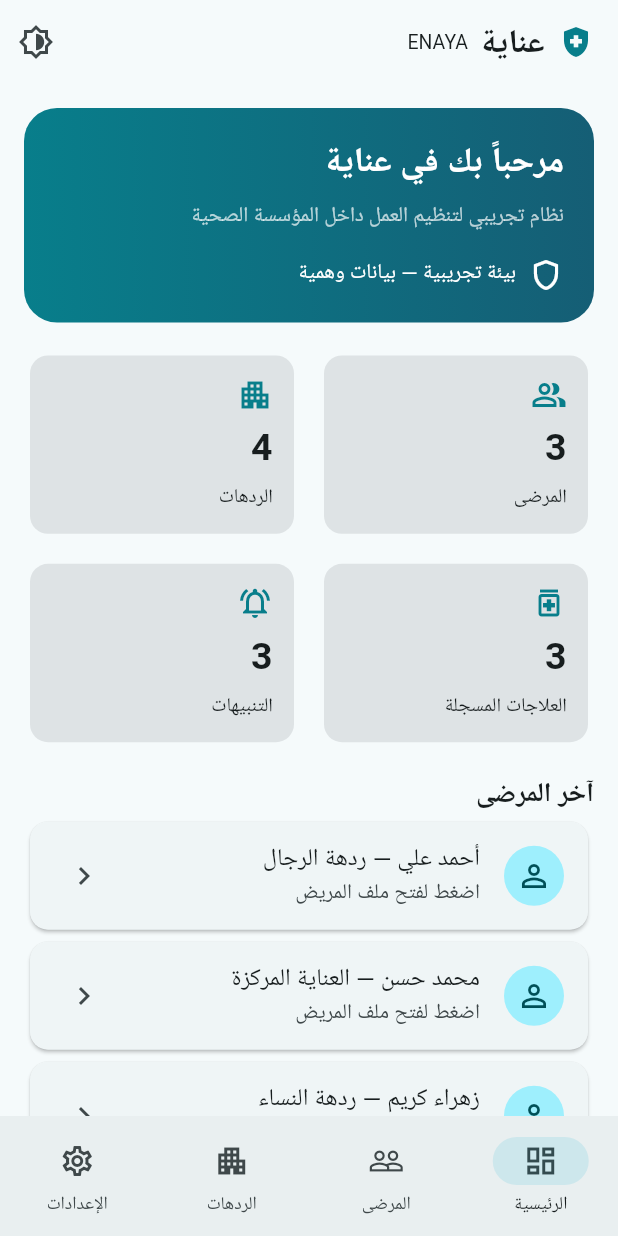
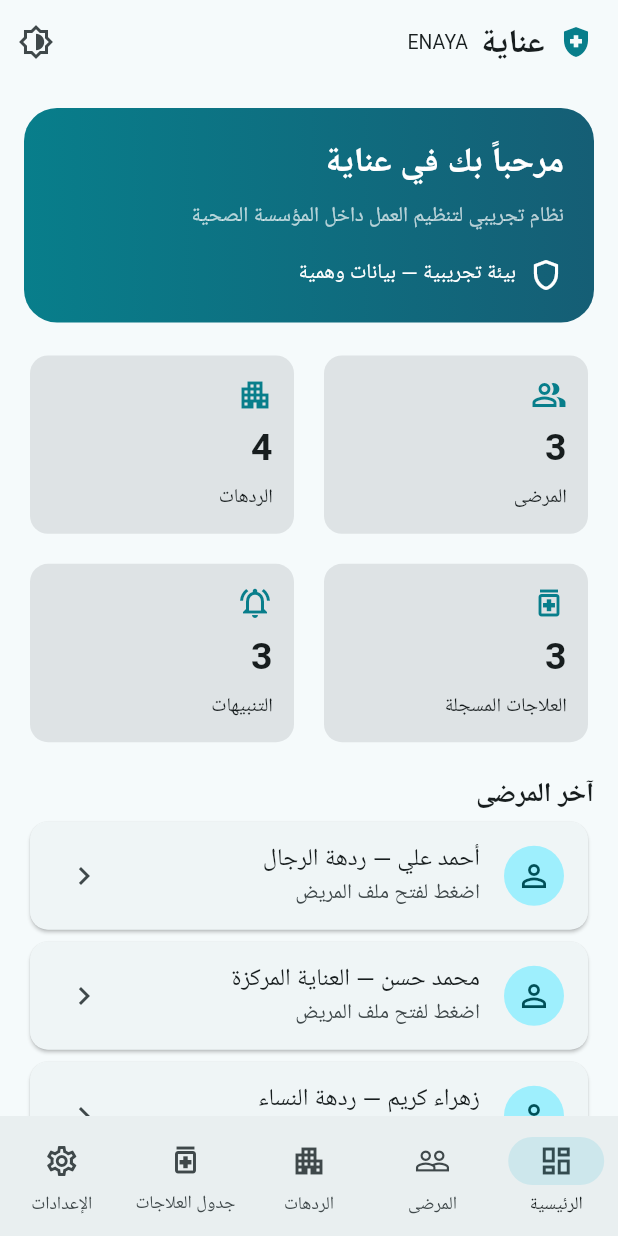
Before and after one commit to tamaralimatham15-maker/Hospital-, a Flutter app: the screen it shows after launch, on a phone screen of 412 x 824 dp. Run offline on Flutter 3.47's test engine with Material 3 defaults, Android fonts, the phone set to English and light mode, and no system bars; our stand-ins replace flutter_local_notifications, image_picker, shared_preferences, timezone.

Commit message:
Add patient treatment details and 12-hour treatment schedule

```diff
--- a/lib/main.dart
+++ b/lib/main.dart
@@ -74,7 +74,7 @@ class _HomePageState extends State<HomePage> {
  Future<void> savePatientPhotos() async {final p=await SharedPreferences.getInstance();await p.setString('careflow_patient_photos',jsonEncode(photosByPatient));}
  Future<void> saveTreatments() async {final p=await SharedPreferences.getInstance();await p.setString('careflow_treatments',jsonEncode(treatmentsByPatient));await p.setStringList('careflow_completed_treatments',completedTreatments.toList());}
  @override Widget build(BuildContext context) {
-  final pages=[dashboard(),patientsPage(),listPage('الردهات والأقسام',wards,Icons.local_hospital_outlined,'إضافة ردهة'),settingsPage()];
+  final pages=[dashboard(),patientsPage(),listPage('الردهات والأقسام',wards,Icons.local_hospital_outlined,'إضافة ردهة'),treatmentsOverviewPage(),settingsPage()];
   return Directionality(textDirection:TextDirection.rtl,child:Scaffold(
    appBar:AppBar(title:const Row(children:[Icon(Icons.health_and_safety,color:Color(0xff087e8b)),SizedBox(width:9),Text('عناية',style:TextStyle(fontWeight:FontWeight.bold)),SizedBox(width:8),Text('ENAYA',style:TextStyle(fontSize:13))]),actions:[IconButton(onPressed:widget.onTheme,icon:const Icon(Icons.brightness_6_outlined))]),
    body:!initialized?const Center(child:CircularProgressIndicator()):SafeArea(child:pages[tab]),
@@ -82,6 +82,7 @@ class _HomePageState extends State<HomePage> {
     NavigationDestination(icon:Icon(Icons.dashboard_outlined),label:'الرئيسية'),
     NavigationDestination(icon:Icon(Icons.people_outline),label:'المرضى'),
     NavigationDestination(icon:Icon(Icons.apartment_outlined),label:'الردهات'),
+    NavigationDestination(icon:Icon(Icons.medication_outlined),label:'جدول العلاجات'),
     NavigationDestination(icon:Icon(Icons.settings_outlined),label:'الإعدادات')])));
  }
  Widget dashboard()=>ListView(padding:const EdgeInsets.all(16),children:[
@@ -92,7 +93,7 @@ class _HomePageState extends State<HomePage> {
   const SizedBox(height:18),
   GridView.count(shrinkWrap:true,physics:const NeverScrollableScrollPhysics(),crossAxisCount:2,crossAxisSpacing:12,mainAxisSpacing:12,childAspectRatio:1.45,children:[
    statCard('المرضى',patients.length.toString(),Icons.people_alt_outlined,onTap:()=>setState(()=>tab=1)),statCard('الردهات',wards.length.toString(),Icons.apartment,onTap:()=>setState(()=>tab=2)),
-   statCard('العلاجات المسجلة',treatmentsByPatient.values.fold<int>(0,(sum,list)=>sum+list.length).toString(),Icons.medication_outlined,onTap:showTreatmentsOverview),statCard('التنبيهات',treatmentsByPatient.values.fold<int>(0,(sum,list)=>sum+list.length).toString(),Icons.notifications_active_outlined,onTap:showTreatmentsOverview)]),
+   statCard('العلاجات المسجلة',treatmentsByPatient.values.fold<int>(0,(sum,list)=>sum+list.length).toString(),Icons.medication_outlined,onTap:()=>setState(()=>tab=3)),statCard('التنبيهات',treatmentsByPatient.values.fold<int>(0,(sum,list)=>sum+list.length).toString(),Icons.notifications_active_outlined,onTap:()=>setState(()=>tab=3))]),
   const SizedBox(height:18),const Text('آخر المرضى',style:TextStyle(fontSize:18,fontWeight:FontWeight.bold)),
   ...patients.map((p)=>Card(child:ListTile(onTap:()=>openPatientProfile(p),leading:const CircleAvatar(child:Icon(Icons.person_outline)),title:Text(p),subtitle:const Text('اضغط لفتح ملف المريض'),trailing:const Icon(Icons.chevron_left))))]);
  Widget patientsPage()=>ListView(padding:const EdgeInsets.all(16),children:[
@@ -137,6 +138,7 @@ class _HomePageState extends State<HomePage> {
       nursingNotes.putIfAbsent(patient,()=>[]),[],false),
      profileSection(ctx,refresh,patient,'الفحوصات والتحاليل',Icons.biotech_outlined,
       investigations.putIfAbsent(patient,()=>[]),[],false),
+     patientTreatmentsSection(ctx,refresh,patient),
      patientPhotoAlbum(ctx,refresh,patient),
     ]))),
    actions:[TextButton(onPressed:()=>changePatientWard(patient,ctx),child:const Text('نقل إلى ردهة')),TextButton(onPressed:()=>Navigator.pop(ctx),child:const Text('إغلاق'))]
@@ -227,6 +229,75 @@ class _HomePageState extends State<HomePage> {
    ]));
  }
 
+ Widget patientTreatmentsSection(BuildContext ctx,StateSetter refresh,String patient){
+  final list=treatmentsByPatient.putIfAbsent(patient,()=>[]);
+  return Card(child:ExpansionTile(
+   initiallyExpanded:true,
+   leading:const Icon(Icons.medication_outlined,color:Color(0xff087e8b)),
+   title:const Text('العلاجات الخاصة بالمريض',style:TextStyle(fontWeight:FontWeight.bold)),
+   subtitle:Text('${list.length} علاج مسجل'),
+   children:[
+    if(list.isEmpty)const Padding(padding:EdgeInsets.all(12),child:Text('لا توجد علاجات مضافة لهذا المريض')),
+    ...list.map((raw)=>treatmentTile(patient,raw,compact:false)),
+    Padding(padding:const EdgeInsets.all(12),child:Align(alignment:Alignment.centerRight,child:FilledButton.icon(
+     onPressed:()=>addTreatment(patient),icon:const Icon(Icons.add),label:const Text('إضافة علاج'))))
+   ]));
+ }
+ String treatmentTimeLabel(String raw){
+  final parts=raw.split('|');if(parts.length!=4)return 'وقت غير محدد';
+  final when=DateTime.tryParse(parts[3]);if(when==null)return 'وقت غير محدد';
+  final hour=when.hour%12==0?12:when.hour%12;
+  final minute=when.minute.toString().padLeft(2,'0');
+  return '${hour.toString().padLeft(2,'0')}:$minute ${when.hour<12?'AM':'PM'}';
+ }
+ Widget treatmentTile(String patient,String raw,{bool compact=true}){
+  final parts=raw.split('|');
+  final name=parts.isNotEmpty?parts[0]:'علاج';
+  final dose=parts.length>1?parts[1]:'—';
+  final route=parts.length>2?parts[2]:'—';
+  final isDone=completedTreatments.contains(raw);
+  return Card(margin:const EdgeInsets.symmetric(horizontal:10,vertical:5),child:Padding(
+   padding:const EdgeInsets.all(12),child:Column(crossAxisAlignment:CrossAxisAlignment.stretch,children:[
+    Text(name,style:const TextStyle(fontSize:compact?16:18,fontWeight:FontWeight.bold)),
+    const SizedBox(height:6),
+    Wrap(spacing:14,runSpacing:8,children:[
+     Text('الجرعة: $dose',style:const TextStyle(fontSize:15)),
+     Text('طريقة الإعطاء: $route',style:const TextStyle(fontSize:15))
+    ]),
+    const SizedBox(height:8),
+    Row(children:[
+     const Icon(Icons.access_time,color:Color(0xff087e8b),size:22),
+     const SizedBox(width:7),
+     Text(treatmentTimeLabel(raw),style:const TextStyle(fontSize:22,fontWeight:FontWeight.bold,letterSpacing:0.4)),
+     const Spacer(),
+     Text(isDone?'تم إعطاء العلاج':'بانتظار التأكيد',style:TextStyle(fontSize:12,color:isDone?Colors.green:Colors.orange,fontWeight:FontWeight.bold))
+    ]),
+    if(parts.length==4&&DateTime.tryParse(parts[3])!=null)
+     Text('التاريخ: ${DateTime.parse(parts[3]).toLocal().toString().substring(0,10)}',style:const TextStyle(fontSize:13,color:Colors.grey)),
+    if(!isDone)Align(alignment:Alignment.centerLeft,child:TextButton.icon(
+     onPressed:()=>confirmTreatment(raw),icon:const Icon(Icons.check_circle_outline),label:const Text('تم إعطاء العلاج')))
+   ])));
+ }
+ Widget treatmentsOverviewPage()=>ListView(padding:const EdgeInsets.all(16),children:[
+  const Text('جدول العلاجات',style:TextStyle(fontSize:22,fontWeight:FontWeight.bold)),
+  const SizedBox(height:6),
+  const Text('جميع المرضى وعلاجاتهم والجرعات ومواعيد الإعطاء بنظام 12 ساعة'),
+  const SizedBox(height:12),
+  if(treatmentsByPatient.values.every((items)=>items.isEmpty))
+   const Card(child:Padding(padding:EdgeInsets.all(20),child:Text('لا توجد علاجات مسجلة حالياً'))),
+  ...patients.map((patient){
+   final list=treatmentsByPatient[patient]??<String>[];
+   return Card(child:ExpansionTile(
+    initiallyExpanded:true,
+    leading:const CircleAvatar(child:Icon(Icons.person_outline)),
+    title:Text(patient,style:const TextStyle(fontWeight:FontWeight.bold)),
+    subtitle:Text('${list.length} علاج'),
+    children:list.isEmpty
+     ?[const Padding(padding:EdgeInsets.all(12),child:Text('لا توجد علاجات لهذا المريض'))]
+     :list.map((raw)=>treatmentTile(patient,raw,compact:false)).toList()
+   ));
+  })
+ ]);
  Widget patientPhotoAlbum(BuildContext ctx,StateSetter refresh,String patient){
   final list=photosByPatient.putIfAbsent(patient,()=>[]);
   return Card(child:ExpansionTile(leading:const Icon(Icons.photo_library_outlined),title:const Text('ألبوم صور التحاليل والفحوصات'),subtitle:Text(list.length.toString()+' صورة'),children:[
```
